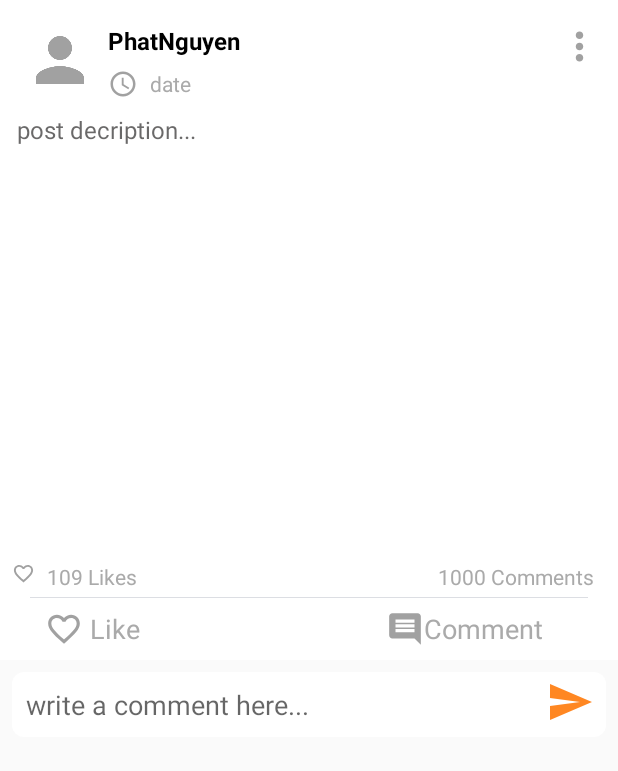
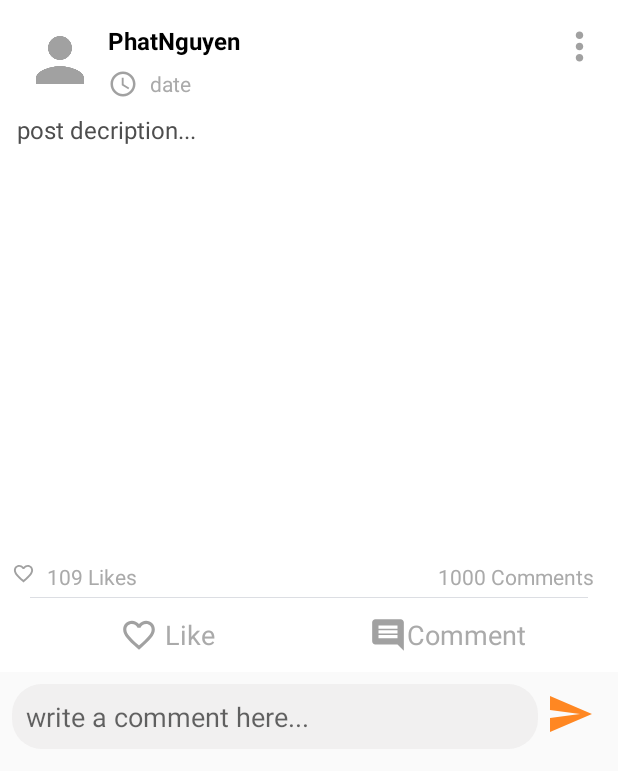
Before and after one commit to 15110274/PessSchool, an Android app: the layout activity_comments.xml on its own in the app's theme, with its tools: preview values and no code run, on a phone screen of 412 x 824 dp. Shown: the top 771 px of the screen. Run offline under Robolectric (Android 15) with nearby library versions, the phone set to English and light mode, and no system bars.

Commit message:
Remake chat v0.7

```diff
--- a/app/src/main/java/com/example/preschool/Chats/MessageActivity.java
+++ b/app/src/main/java/com/example/preschool/Chats/MessageActivity.java
@@ -108,10 +108,10 @@
         btn_send.setOnClickListener(new View.OnClickListener() {
             @Override
             public void onClick(View view) {
-                notify = true;
                 String msg = text_send.getText().toString();
                 if (!msg.equals("")) {
                     sendMessage(fuser.getUid(), userid, msg);
+                    notify = true;
                 } else {
                     Toast.makeText(MessageActivity.this, "You can't send empty message", Toast.LENGTH_SHORT).show();
                 }
@@ -305,10 +305,8 @@
 
     private void status(String status) {
         reference = FirebaseDatabase.getInstance().getReference("Users").child(fuser.getUid()).child("userState");
-
         HashMap<String, Object> hashMap = new HashMap<>();
         hashMap.put("type", status);
-
         reference.updateChildren(hashMap);
     }
 
--- a/app/src/main/java/com/example/preschool/Notifications/OreoNotification.java
+++ b/app/src/main/java/com/example/preschool/Notifications/OreoNotification.java
@@ -12,8 +12,8 @@
 
 public class OreoNotification extends ContextWrapper {
 
-    private static final String CHANNEL_ID = "com.koddev.chatapp";
-    private static final String CHANNEL_NAME = "chatapp";
+    private static final String CHANNEL_ID = "channel1";
+    private static final String CHANNEL_NAME = "Notify Chat";
 
     private NotificationManager notificationManager;
 
--- a/app/src/main/res/drawable/background_left.xml
+++ b/app/src/main/res/drawable/background_left.xml
@@ -3,9 +3,9 @@
     android:shape="rectangle">
 
     <corners
-        android:radius="15dp"
+        android:radius="17dp"
         android:topLeftRadius="0dp"/>
 
-    <solid android:color="#FAF4D0"/>
+    <solid android:color="#F1F0F0"/>7
 
 </shape>
--- a/app/src/main/res/drawable/border_chat_items.xml
+++ b/app/src/main/res/drawable/border_chat_items.xml
@@ -2,8 +2,8 @@
 <shape xmlns:android="http://schemas.android.com/apk/res/android"
     android:shape="rectangle">
     <corners android:radius="20dp" />
-    <stroke android:width="0.5dp"
-        android:color="@android:color/darker_gray"/>
-
+    <!--<stroke android:width="0.5dp"-->
+        <!--android:color="@android:color/darker_gray"/>-->
+    <solid android:color="#F1F0F0"/>
 
 </shape>
--- a/app/src/main/res/layout/activity_comments.xml
+++ b/app/src/main/res/layout/activity_comments.xml
@@ -38,8 +38,8 @@
             android:layout_alignParentBottom="true"
             android:layout_marginStart="8dp"
             android:layout_marginTop="4dp"
-            android:layout_marginEnd="8dp"
-            android:background="@drawable/input_shape"
+            android:layout_marginEnd="53dp"
+            android:background="@drawable/border_chat_items"
             android:hint="write a comment here..."
             android:inputType="textMultiLine"
             android:padding="9dp"
--- a/app/src/main/res/layout/chat_item_left.xml
+++ b/app/src/main/res/layout/chat_item_left.xml
@@ -19,7 +19,7 @@
         android:layout_toRightOf="@id/profile_image"
         android:layout_marginLeft="5dp"
         android:text="hello"
-        android:textColor="@android:color/black"
+        android:textColor="@color/color_text_chat"
         android:id="@+id/show_message"
         android:textSize="18sp"
         android:padding="8dp"
--- a/app/src/main/res/layout/post_layout.xml
+++ b/app/src/main/res/layout/post_layout.xml
@@ -1,6 +1,7 @@
 <?xml version="1.0" encoding="utf-8"?>
 <androidx.constraintlayout.widget.ConstraintLayout xmlns:android="http://schemas.android.com/apk/res/android"
     xmlns:app="http://schemas.android.com/apk/res-auto"
+    xmlns:tools="http://schemas.android.com/tools"
     android:id="@+id/post_layout"
     android:layout_width="match_parent"
     android:layout_height="wrap_content"
@@ -146,35 +147,46 @@
         app:layout_constraintStart_toStartOf="parent"
         app:layout_constraintTop_toBottomOf="@+id/imageButton" />
 
+    <LinearLayout
+        android:layout_width="match_parent"
+        android:layout_height="wrap_content"
+        android:layout_marginTop="4dp"
+        app:layout_constraintBottom_toBottomOf="parent"
+        app:layout_constraintTop_toBottomOf="@+id/textView4"
+        android:gravity="center_vertical"
+        android:orientation="horizontal"
+        >
         <TextView
             android:id="@+id/like_button"
-        android:layout_width="wrap_content"
-        android:layout_height="25dp"
-        android:layout_marginStart="30dp"
-        android:layout_marginTop="8dp"
+            android:layout_width="0dp"
+            android:paddingLeft="80dp"
+            android:paddingTop="8dp"
+            android:paddingBottom="4dp"
+            android:layout_height="wrap_content"
             android:drawableLeft="@drawable/ic_favorite_border_black_25dp"
-        android:gravity="center"
+            android:layout_weight="1"
             android:text=" Like"
             android:textColor="@android:color/darker_gray"
-        android:textSize="18sp"
-        app:layout_constraintStart_toStartOf="parent"
-        app:layout_constraintTop_toBottomOf="@+id/textView4" />
+            android:textSize="18sp" />
 
 
 
 
         <TextView
             android:id="@+id/comment_button"
-
-        android:layout_width="wrap_content"
-        android:layout_height="25dp"
-        android:layout_marginTop="8dp"
-        android:layout_marginEnd="50dp"
+            android:layout_width="0dp"
+            android:layout_height="wrap_content"
+            android:paddingLeft="40dp"
+            android:paddingBottom="4dp"
+            android:paddingTop="8dp"
+            android:layout_weight="1"
             android:drawableLeft="@drawable/ic_insert_comment_black_25dp"
-        android:gravity="center"
             android:text="Comment"
             android:textColor="@android:color/darker_gray"
             android:textSize="18sp"
-        app:layout_constraintEnd_toEndOf="parent"
-        app:layout_constraintTop_toBottomOf="@+id/textView4" />
+            />
+
+    </LinearLayout>
+
+
 </androidx.constraintlayout.widget.ConstraintLayout>
--- a/app/src/main/res/values/colors.xml
+++ b/app/src/main/res/values/colors.xml
@@ -6,11 +6,12 @@
     <color name="colorAccent">#FFA000</color>
     <color name="background">#ffffff</color>
     <color name="backgroundDark">#DCDEE3</color>
-    <color name="textcolor">#BA333232</color>
+    <color name="textcolor">#4E4E4E</color>
     <color name="hintcolor">#aaa</color>
     <!--<color name="nonecolor"></color>-->
     <color name="red">#f44336</color>
     <color name="editText">#EEEEEE</color>
     <color name="colorNotSeenMes">#d6e9fc</color>
     <color name="colorMes">@android:color/darker_gray</color>
+    <color name="color_text_chat">#616161</color>
 </resources>
--- a/app/src/main/res/values/styles.xml
+++ b/app/src/main/res/values/styles.xml
@@ -7,6 +7,7 @@
         <item name="colorPrimaryDark">@color/colorPrimaryDark</item>
         <item name="colorAccent">@color/colorAccent</item>
         <item name="android:textColorHint">@android:color/darker_gray</item>
+        <item name="android:textColor">@color/color_text_chat</item>
         //underline color of Edittext
         <item name="colorControlNormal">@color/colorAccent</item>
         //background color
```
Also changed, not shown: app/src/main/AndroidManifest.xml (+20 -3 lines), app/src/main/java/com/example/preschool/Chats/ChatListAdapter.java (+24 -6 lines), app/src/main/java/com/example/preschool/Notification/App.java (+7 -7 lines), app/src/main/java/com/example/preschool/Notification/TestNotifyActivity.java (+13 -13 lines), app/src/main/res/drawable/background_chat_items.xml (added, +15 -0 lines), app/src/main/res/drawable/background_right.xml (+4 -5 lines), app/src/main/res/layout/user_item_chat.xml (+25 -7 lines). Lines whose indentation alone changed are shown as unchanged.
